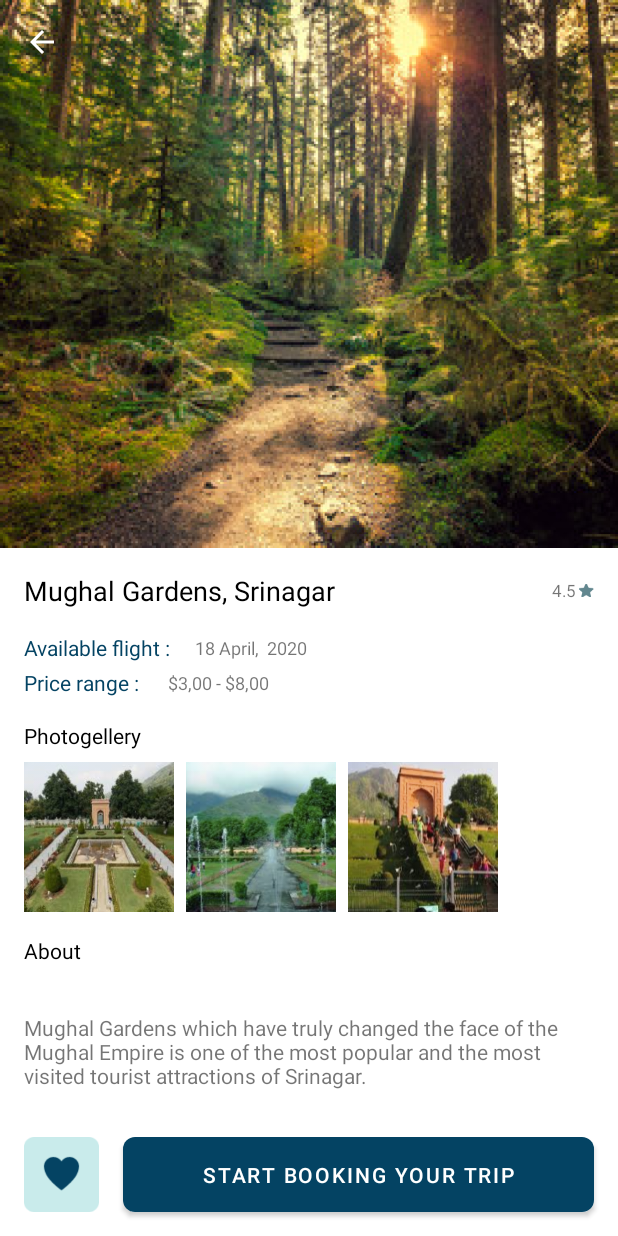
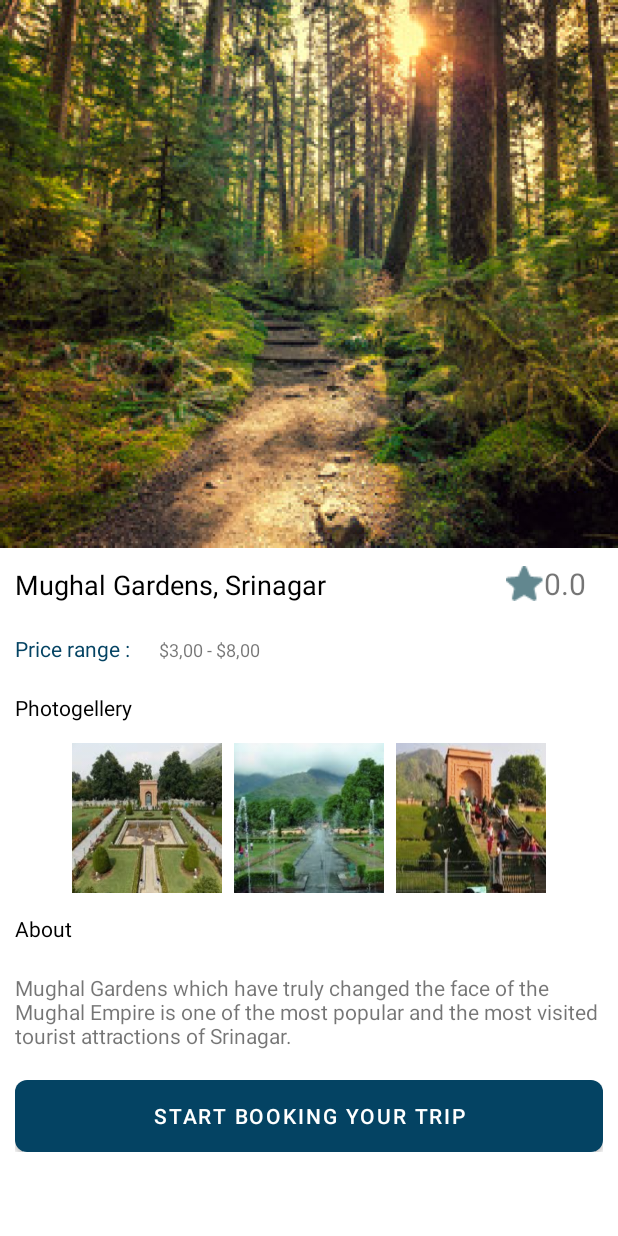
Before and after one commit to waseem-brinsi/tripy, an Android app: the layout activity_details.xml on its own in the app's theme, with its tools: preview values and no code run, on a phone screen of 412 x 824 dp. Run offline under Robolectric (Android 15) with nearby library versions, the phone set to English and light mode, and no system bars.

Commit message:
loading Image From server With Picsso

```diff
--- a/app/src/main/AndroidManifest.xml
+++ b/app/src/main/AndroidManifest.xml
@@ -16,6 +16,9 @@
         android:supportsRtl="true"
         android:theme="@style/Theme.Tripyv1"
         tools:targetApi="31">
+        <activity
+            android:name=".MyAccountActivity"
+            android:exported="false" />
         <activity
             android:name=".View.Home.DetailsActivity"
             android:exported="false" />
--- a/app/src/main/java/com/example/tripy_v1/Adaptor/PlaceAdaptor.kt
+++ b/app/src/main/java/com/example/tripy_v1/Adaptor/PlaceAdaptor.kt
@@ -1,5 +1,4 @@
 package com.example.tripy_v1.Adaptor
-
 
 import android.util.Log
 import android.view.LayoutInflater
@@ -14,6 +13,10 @@ import com.example.tripy_v1.Models.Place
 import com.example.tripy_v1.Utils.NodejsRetrofitInstance.ServerUrl
 import com.example.tripy_v1.View.Home.DetailsActivity
 import com.squareup.picasso.Picasso
+
+
+
+
 
 
 class PlaceAdaptor(val ListPlace: MutableList<Place>):RecyclerView.Adapter<PlaceAdaptor.ViewHolder>(){
@@ -31,16 +34,23 @@ class PlaceAdaptor(val ListPlace: MutableList<Place>):RecyclerView.Adapter<Place
     }
 
     override fun onBindViewHolder(holder: ViewHolder, position: Int) {
-      //  http://192.168.1.17:8000/img/new-tour-1.jpg
-        val url = ServerUrl+"img/"+ListPlace.get(position).image
+        //http://192.168.1.17:8000/img/new-tour-1.jpg
+        val url = ServerUrl+"img/"+ ListPlace[position].image
         Log.d("img",url)
         Picasso.get().load(url).fit().centerCrop().into(holder.place_image)
-        holder.tvHotelName?.text = ListPlace.get(position).name
-            holder.tvRating?.text = ListPlace.get(position).rating.toString()
-            holder.tvPlaceDis?.text = ListPlace.get(position).description
-            holder.item.setOnClickListener {
+        val name = ListPlace[position].name
+        val description = ListPlace[position].description
+        val rating = ListPlace[position].rating.toString()
+        val img = ListPlace[position].image
+        holder.tvHotelName?.text = name
+        holder.tvRating?.text = rating
+        holder.tvPlaceDis?.text = description
+        holder.item.setOnClickListener {
                 val intent = Intent(it.context, DetailsActivity::class.java)
-                //intent.putExtra("item_id", item.id)
+                intent.putExtra("EXT_name", name)
+                intent.putExtra("EXT_description", description)
+                intent.putExtra("EXT_rating", rating)
+                intent.putExtra("EXT_img", url)
                 it.context.startActivity(intent)
             }
     }
--- a/app/src/main/java/com/example/tripy_v1/Adaptor/UserAdaptor1.kt
+++ b/app/src/main/java/com/example/tripy_v1/Adaptor/UserAdaptor.kt
@@ -1,22 +1,18 @@
 package com.example.tripy_v1.Adaptor
 
-import android.util.Log
 import android.view.LayoutInflater
 import android.view.View
 import android.view.ViewGroup
 import android.widget.TextView
-import android.widget.Toast
 
 import androidx.recyclerview.widget.RecyclerView
 import com.example.tripy_v1.R
 import com.example.tripy_v1.Models.User
-import com.example.tripy_v1.View.Home.HomeActivity
 import android.content.Intent
-import androidx.core.content.ContextCompat.startActivity
 import com.example.tripy_v1.View.Home.DetailsActivity
 
 
-class UserAdaptor1(val ListUser: MutableList<User>):RecyclerView.Adapter<UserAdaptor1.ViewHolder>(){
+class UserAdaptor(val ListUser: MutableList<User>):RecyclerView.Adapter<UserAdaptor.ViewHolder>(){
 
     inner class ViewHolder(val item:View):RecyclerView.ViewHolder(item){
         val tvHotelName:TextView? = itemView.findViewById(R.id.tvHotelName)
--- /dev/null
+++ b/app/src/main/java/com/example/tripy_v1/View/Account/MyAccountActivity.kt
@@ -0,0 +1,15 @@
+package com.example.tripy_v1.View.Account
+
+import androidx.appcompat.app.AppCompatActivity
+import android.os.Bundle
+import com.example.tripy_v1.R
+
+class MyAccountActivity : AppCompatActivity() {
+    override fun onCreate(savedInstanceState: Bundle?) {
+        super.onCreate(savedInstanceState)
+        setContentView(R.layout.activity_my_account)
+
+
+
+    }
+}
--- a/app/src/main/java/com/example/tripy_v1/View/Home/DetailsActivity.kt
+++ b/app/src/main/java/com/example/tripy_v1/View/Home/DetailsActivity.kt
@@ -1,18 +1,55 @@
 package com.example.tripy_v1.View.Home
 
+import android.os.Bundle
+import android.util.Log
+import android.widget.ImageView
+import android.widget.TextView
 import androidx.appcompat.app.AppCompatActivity
-import android.os.Bundle
 import com.example.tripy_v1.R
-
+import com.squareup.picasso.Picasso
 
 
 class DetailsActivity : AppCompatActivity() {
+
+    private var tvTitleDetails :TextView? = null
+    private var tvDescriptionDetails :TextView? = null
+    private var tvRatingDetails :TextView? = null
+    var imgDetails :ImageView? = null
     override fun onCreate(savedInstanceState: Bundle?) {
         super.onCreate(savedInstanceState)
         setContentView(R.layout.activity_details)
 
 
 
+        supportActionBar?.setDisplayHomeAsUpEnabled(true)
+
+        val name = intent.getStringExtra("EXT_name")
+        val description = intent.getStringExtra("EXT_description")
+        val rating = intent.getStringExtra("EXT_rating")
+        val imgUrl = intent.getStringExtra("EXT_img")
+        Log.d("imgUrl",imgUrl.toString())
+
+        tvTitleDetails = findViewById(R.id.tvTitleDetails)
+        tvDescriptionDetails = findViewById(R.id.tvDescriptionDetails)
+        tvRatingDetails = findViewById(R.id.tvRatingDetails)
+        imgDetails = findViewById(R.id.imgDetails)
+
+        tvTitleDetails?.text = name
+        tvDescriptionDetails?.text = description
+        tvRatingDetails?.text = rating
+        Picasso.get().load(imgUrl).into(imgDetails)
+
+
+
+        supportActionBar?.setTitle(name)
+
 
     }
+
+
+    override fun onSupportNavigateUp(): Boolean {
+        onBackPressed()
+        return true
+    }
+
 }
--- a/app/src/main/java/com/example/tripy_v1/View/Home/HomeActivity.kt
+++ b/app/src/main/java/com/example/tripy_v1/View/Home/HomeActivity.kt
@@ -70,11 +70,10 @@ class HomeActivity : AppCompatActivity() {
         rvDiscover?.adapter = DiscoverAdaptor(listCountry)
         rvDiscover?.layoutManager = LinearLayoutManager(this@HomeActivity,LinearLayoutManager.HORIZONTAL,false)
 
-        //
 
 
+        //all Places - view model
         var Token ="name "+intent.getStringExtra("EXT_Token")
-        //all users - view model
         val viewModel = ViewModelProvider(this).get(HomeViewModel::class.java)
         viewModel.PlacesLiveData.observe(this, Observer {
             Log.d("resault", it.toString())
--- a/app/src/main/res/layout/activity_details.xml
+++ b/app/src/main/res/layout/activity_details.xml
@@ -6,9 +6,19 @@
     android:layout_height="match_parent"
     tools:context=".View.Home.DetailsActivity">
 
+
+    <ScrollView
+        android:layout_width="match_parent"
+        android:layout_height="match_parent">
+
+        <LinearLayout
+            android:layout_width="match_parent"
+            android:layout_height="match_parent"
+            android:orientation="vertical">
+
             <ImageView
-        android:id="@+id/imageView3"
-        android:layout_width="0dp"
+                android:id="@+id/imgDetails"
+                android:layout_width="match_parent"
                 android:layout_height="wrap_content"
                 android:adjustViewBounds="true"
                 app:layout_constraintEnd_toEndOf="parent"
@@ -16,85 +26,55 @@
                 app:layout_constraintTop_toTopOf="parent"
                 app:srcCompat="@drawable/bg" />
 
-    <ImageView
-        android:id="@+id/btn_back"
+            <LinearLayout
+                android:layout_width="match_parent"
+                android:layout_height="wrap_content"
+                android:padding="10dp"
+                android:orientation="horizontal">
+
+                <TextView
+                    android:id="@+id/tvTitleDetails"
                     android:layout_width="wrap_content"
                     android:layout_height="wrap_content"
-        android:layout_marginStart="16dp"
-        android:layout_marginTop="16dp"
-        app:layout_constraintStart_toStartOf="parent"
-        app:layout_constraintTop_toTopOf="parent"
-        app:srcCompat="@drawable/ic_arrow_back_black_24dp" />
-
-    <TextView
-        android:id="@+id/textView6"
-        android:layout_width="wrap_content"
-        android:layout_height="wrap_content"
-        android:layout_marginStart="16dp"
-        android:layout_marginTop="16dp"
-
+                    android:layout_marginRight="120dp"
                     android:text="Mughal Gardens, Srinagar"
                     android:textColor="@android:color/background_dark"
-        android:textSize="18sp"
-        app:layout_constraintStart_toStartOf="parent"
-        app:layout_constraintTop_toBottomOf="@+id/imageView3" />
+                    android:textSize="18sp" />
 
                 <ImageView
                     android:id="@+id/imageView5"
-        android:layout_width="10dp"
-        android:layout_height="10dp"
-        android:layout_marginEnd="16dp"
-        app:layout_constraintBottom_toBottomOf="@+id/textView6"
-        app:layout_constraintEnd_toEndOf="parent"
-        app:layout_constraintTop_toTopOf="@+id/textView6"
+                    android:layout_width="wrap_content"
+                    android:layout_height="wrap_content"
+                    android:layout_gravity="center"
                     app:srcCompat="@drawable/star" />
 
                 <TextView
-        android:id="@+id/textView7"
+                    android:id="@+id/tvRatingDetails"
                     android:layout_width="wrap_content"
                     android:layout_height="wrap_content"
-        android:layout_marginEnd="2dp"
+                    android:text="0.0"
+                    android:textSize="20sp"
 
-        android:text="4.5"
-        android:textSize="11sp"
-        app:layout_constraintBottom_toBottomOf="@+id/imageView5"
-        app:layout_constraintEnd_toStartOf="@+id/imageView5"
-        app:layout_constraintTop_toTopOf="@+id/imageView5" />
+                    />
+            </LinearLayout>
 
-    <TextView
-        android:id="@+id/textView8"
-        android:layout_width="wrap_content"
-        android:layout_height="wrap_content"
-        android:layout_marginTop="16dp"
 
-        android:text="Available flight :"
-        android:textColor="#044363"
-        android:textSize="14sp"
-        app:layout_constraintStart_toStartOf="@+id/textView6"
-        app:layout_constraintTop_toBottomOf="@+id/textView6" />
+            <!-- Price Range -->
+            <LinearLayout
+                android:layout_width="match_parent"
+                android:layout_height="match_parent"
+                android:padding="10dp"
+                android:orientation="horizontal">
 
                 <TextView
                     android:id="@+id/textView9"
                     android:layout_width="wrap_content"
                     android:layout_height="wrap_content"
-        android:layout_marginTop="4dp"
 
                     android:text="Price range : "
                     android:textColor="#044363"
-        app:layout_constraintStart_toStartOf="@+id/textView8"
-        app:layout_constraintTop_toBottomOf="@+id/textView8" />
-
-    <TextView
-        android:id="@+id/textView10"
-        android:layout_width="wrap_content"
-        android:layout_height="wrap_content"
-        android:layout_marginStart="16dp"
-
-        android:text="18 April,  2020"
-        android:textSize="12sp"
-        app:layout_constraintBottom_toBottomOf="@+id/textView8"
-        app:layout_constraintStart_toEndOf="@+id/textView8"
-        app:layout_constraintTop_toTopOf="@+id/textView8" />
+                    tools:layout_editor_absoluteX="16dp"
+                    tools:layout_editor_absoluteY="445dp" />
 
                 <TextView
                     android:id="@+id/textView11"
@@ -107,99 +87,86 @@
                     app:layout_constraintBottom_toBottomOf="@+id/textView9"
                     app:layout_constraintStart_toEndOf="@+id/textView9"
                     app:layout_constraintTop_toTopOf="@+id/textView9" />
+            </LinearLayout>
 
+            <!-- Image gellery -->
             <TextView
                 android:id="@+id/textView12"
                 android:layout_width="wrap_content"
                 android:layout_height="wrap_content"
-        android:layout_marginTop="16dp"
+                android:padding="10dp"
+                android:text="Photogellery"
+                android:textColor="@android:color/background_dark" />
 
-        android:text="Photogellery"
-        android:textColor="@android:color/background_dark"
-        app:layout_constraintStart_toStartOf="@+id/textView9"
-        app:layout_constraintTop_toBottomOf="@+id/textView9" />
+            <LinearLayout
+                android:layout_width="match_parent"
+                android:layout_height="match_parent"
+                android:gravity="center"
+                android:orientation="horizontal">
 
                 <ImageView
                     android:id="@+id/imageView8"
                     android:layout_width="100dp"
                     android:layout_height="100dp"
-        android:layout_marginStart="16dp"
-        android:layout_marginTop="8dp"
+                    android:layout_margin="4dp"
                     android:scaleType="fitXY"
-        app:layout_constraintStart_toStartOf="parent"
-        app:layout_constraintTop_toBottomOf="@+id/textView12"
+
                     app:srcCompat="@drawable/img1" />
 
                 <ImageView
                     android:id="@+id/imageView9"
                     android:layout_width="100dp"
                     android:layout_height="100dp"
-        android:layout_marginStart="8dp"
+                    android:layout_margin="4dp"
                     android:scaleType="fitXY"
-        app:layout_constraintBottom_toBottomOf="@+id/imageView8"
-        app:layout_constraintStart_toEndOf="@+id/imageView8"
-        app:layout_constraintTop_toTopOf="@+id/imageView8"
                     app:srcCompat="@drawable/img2" />
 
                 <ImageView
                     android:id="@+id/imageView10"
                     android:layout_width="100dp"
                     android:layout_height="100dp"
-        android:layout_marginStart="8dp"
+                    android:layout_margin="4dp"
                     android:scaleType="fitXY"
-        app:layout_constraintBottom_toBottomOf="@+id/imageView9"
-        app:layout_constraintStart_toEndOf="@+id/imageView9"
-        app:layout_constraintTop_toTopOf="@+id/imageView9"
                     app:srcCompat="@drawable/img3" />
+            </LinearLayout>
 
-    <ImageView
-        android:id="@+id/imageView11"
-        android:layout_width="50dp"
-        android:layout_height="50dp"
-        android:layout_marginStart="16dp"
-        android:layout_marginBottom="16dp"
-        app:layout_constraintBottom_toBottomOf="parent"
-        app:layout_constraintStart_toStartOf="parent"
-        app:srcCompat="@drawable/like" />
-
-    <Button
-        android:id="@+id/button"
-        android:layout_width="0dp"
-        android:layout_height="50dp"
-        android:layout_marginStart="16dp"
-        android:layout_marginEnd="16dp"
-        android:background="@drawable/book_button_bg"
-
-        android:text="Start Booking Your Trip"
-        android:textColor="#FFFFFF"
-        app:layout_constraintBottom_toBottomOf="@+id/imageView11"
-        app:layout_constraintEnd_toEndOf="parent"
-        app:layout_constraintStart_toEndOf="@+id/imageView11"
-        app:layout_constraintTop_toTopOf="@+id/imageView11" />
-
+            <!-- About -->
             <TextView
                 android:id="@+id/textView13"
                 android:layout_width="wrap_content"
                 android:layout_height="wrap_content"
-        android:layout_marginStart="16dp"
-        android:layout_marginTop="16dp"
-
+                android:padding="10dp"
                 android:text="About "
-        android:textColor="@android:color/background_dark"
-        app:layout_constraintStart_toStartOf="parent"
-        app:layout_constraintTop_toBottomOf="@+id/imageView8" />
+                android:textColor="@android:color/background_dark" />
 
             <TextView
-        android:id="@+id/textView14"
-        android:layout_width="0dp"
+                android:id="@+id/tvDescriptionDetails"
+                android:layout_width="match_parent"
+                android:layout_height="match_parent"
+                android:padding="10dp"
+                android:text="Mughal Gardens which have truly changed the face of the Mughal Empire is one of the most popular and the most visited tourist attractions of Srinagar." />
+
+            <!-- button -->
+            <LinearLayout
+                android:layout_width="match_parent"
+                android:layout_height="match_parent"
+                android:orientation="horizontal"
+                android:padding="10dp">
+
+                <Button
+                    android:id="@+id/button"
+                    android:layout_width="match_parent"
                     android:layout_height="wrap_content"
-        android:layout_marginTop="8dp"
-        android:layout_marginEnd="16dp"
-        android:layout_marginBottom="8dp"
-        android:text="Mughal Gardens which have truly changed the face of the Mughal Empire is one of the most popular and the most visited tourist attractions of Srinagar."
-        app:layout_constraintBottom_toTopOf="@+id/button"
-        app:layout_constraintEnd_toEndOf="parent"
-        app:layout_constraintStart_toStartOf="@+id/textView13"
-        app:layout_constraintTop_toBottomOf="@+id/textView13" />
+                    android:background="@drawable/book_button_bg"
+                    android:text="Start Booking Your Trip"
+                    android:textColor="#FFFFFF" />
+            </LinearLayout>
+
+        </LinearLayout>
+
+
+
+    </ScrollView>
+
 
 </androidx.constraintlayout.widget.ConstraintLayout>
--- /dev/null
+++ b/app/src/main/res/layout/activity_my_account.xml
@@ -0,0 +1,9 @@
+<?xml version="1.0" encoding="utf-8"?>
+<androidx.constraintlayout.widget.ConstraintLayout xmlns:android="http://schemas.android.com/apk/res/android"
+    xmlns:app="http://schemas.android.com/apk/res-auto"
+    xmlns:tools="http://schemas.android.com/tools"
+    android:layout_width="match_parent"
+    android:layout_height="match_parent"
+    tools:context=".View.Account.MyAccountActivity">
+
+</androidx.constraintlayout.widget.ConstraintLayout>
```
Lines whose indentation alone changed are shown as unchanged.
